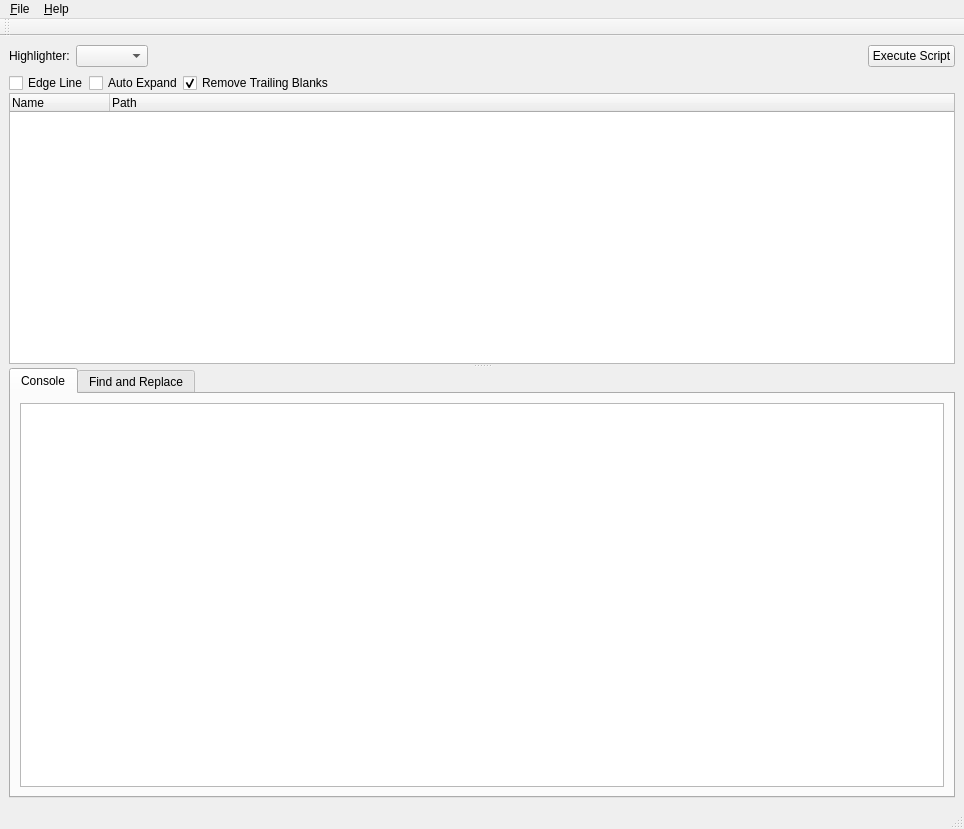
KmolYuan/kmol-editor, file core/mainwindow.ui: the form before one commit.
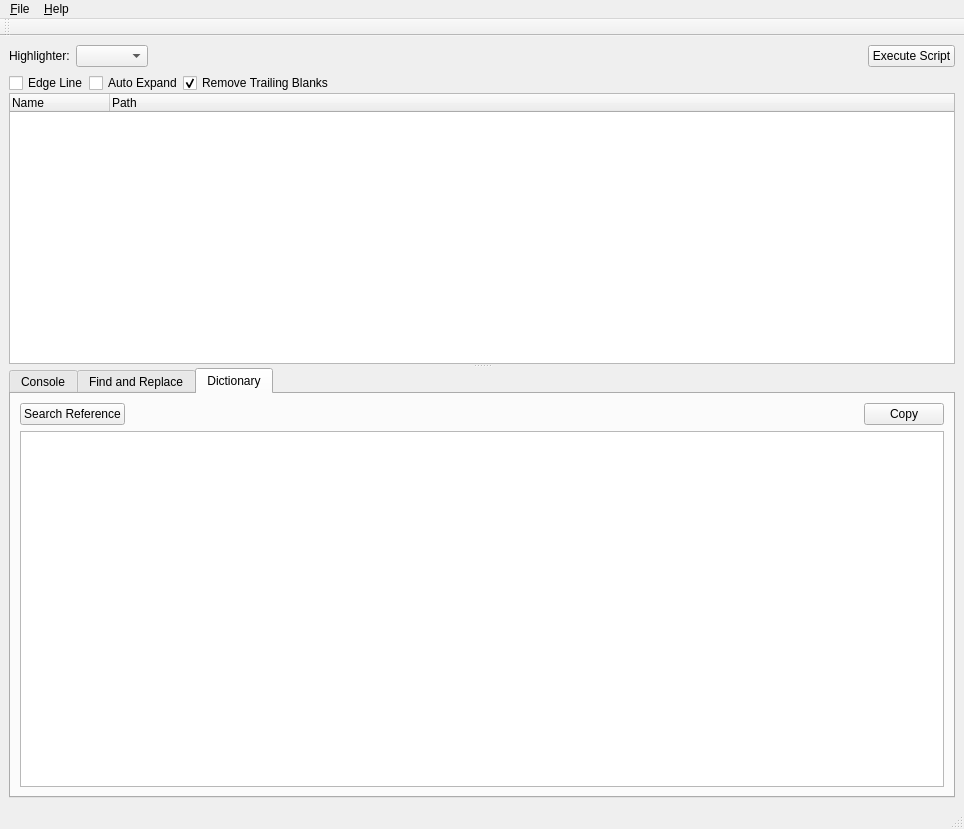
The form after the commit. The open tabs and pages were chosen to show the change. Icons and pictures are not drawn.

Commit message: Add dictionary function.

The edit to the form file:
```diff
--- a/core/mainwindow.ui
+++ b/core/mainwindow.ui
@@ -292,6 +292,47 @@
           </item>
          </layout>
         </widget>
+        <widget class="QWidget" name="dict_tab">
+         <attribute name="title">
+          <string>Dictionary</string>
+         </attribute>
+         <layout class="QVBoxLayout" name="verticalLayout_5">
+          <item>
+           <layout class="QHBoxLayout" name="horizontalLayout_7">
+            <item>
+             <widget class="QPushButton" name="dict_button">
+              <property name="text">
+               <string>Search Reference</string>
+              </property>
+             </widget>
+            </item>
+            <item>
+             <spacer name="horizontalSpacer_4">
+              <property name="orientation">
+               <enum>Qt::Horizontal</enum>
+              </property>
+              <property name="sizeHint" stdset="0">
+               <size>
+                <width>40</width>
+                <height>20</height>
+               </size>
+              </property>
+             </spacer>
+            </item>
+            <item>
+             <widget class="QPushButton" name="copy_refer_button">
+              <property name="text">
+               <string>Copy</string>
+              </property>
+             </widget>
+            </item>
+           </layout>
+          </item>
+          <item>
+           <widget class="QListWidget" name="dict_list"/>
+          </item>
+         </layout>
+        </widget>
        </widget>
       </widget>
      </widget>
```
Left out of the diff: 2 changed lines with no effect on the pictures. The commit also changes 5 other files.
